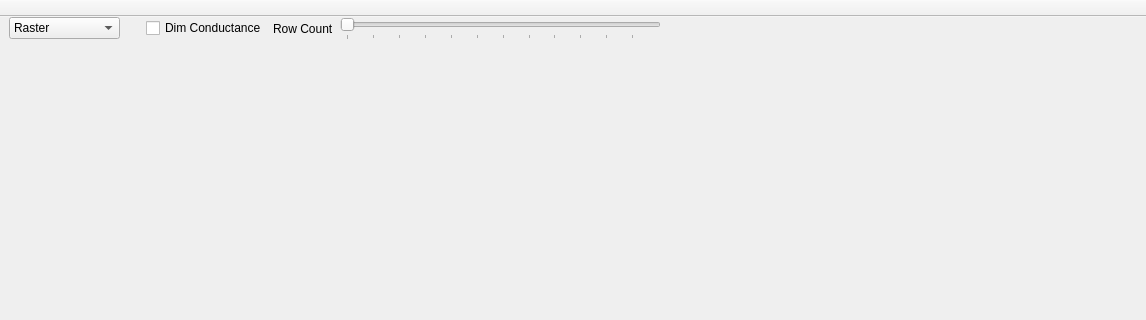
This is pymea/ui/PyMEAMainWindow.ui in dbridges/mea-tools as Qt 5 draws it before an edit; both pictures show x 0 to 1146 and y 0 to 320 of the 1146 by 664 pixel window. The edited form follows.
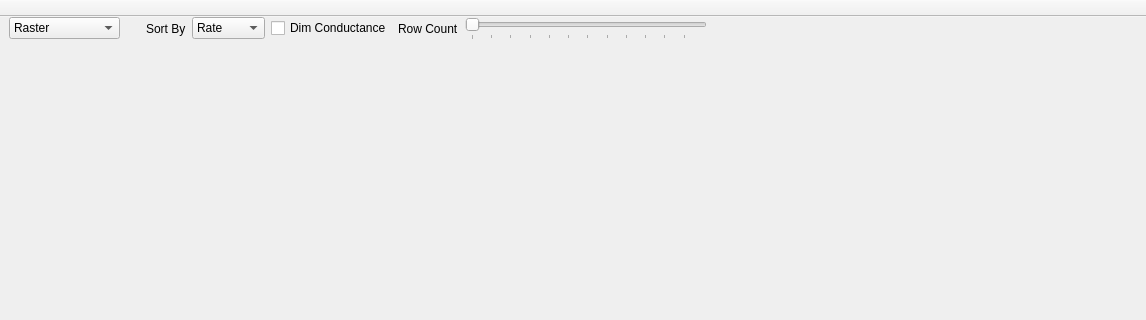
This is the edited form. Custom widgets are drawn as their Qt base class.

Commit message: Sort by latency from t0 in raster plot.

Patch:
```diff
--- a/pymea/ui/PyMEAMainWindow.ui
+++ b/pymea/ui/PyMEAMainWindow.ui
@@ -32,7 +32,7 @@
         <height>0</height>
        </size>
       </property>
-      <layout class="QHBoxLayout" name="horizontalLayout_8" stretch="0,0,0,1">
+      <layout class="QHBoxLayout" name="horizontalLayout_8" stretch="0,0,0,0,1">
        <property name="sizeConstraint">
         <enum>QLayout::SetMinimumSize</enum>
        </property>
@@ -77,6 +77,13 @@
          </property>
         </spacer>
        </item>
+       <item>
+        <widget class="QLabel" name="label_2">
+         <property name="text">
+          <string>Sort By</string>
+         </property>
+        </widget>
+       </item>
        <item>
         <widget class="QStackedWidget" name="stackedWidget">
          <property name="sizePolicy">
@@ -89,10 +96,24 @@
           <number>0</number>
          </property>
          <widget class="QWidget" name="rasterPage">
-          <layout class="QHBoxLayout" name="horizontalLayout_5" stretch="0,0,1">
+          <layout class="QHBoxLayout" name="horizontalLayout_5" stretch="0,0,0,1">
            <property name="margin">
             <number>0</number>
            </property>
+           <item>
+            <widget class="QComboBox" name="sortRasterComboBox">
+             <item>
+              <property name="text">
+               <string>Rate</string>
+              </property>
+             </item>
+             <item>
+              <property name="text">
+               <string>Latency</string>
+              </property>
+             </item>
+            </widget>
+           </item>
            <item>
             <widget class="QCheckBox" name="dimConductanceCheckBox">
              <property name="text">
```
The commit also changes 3 other files.
